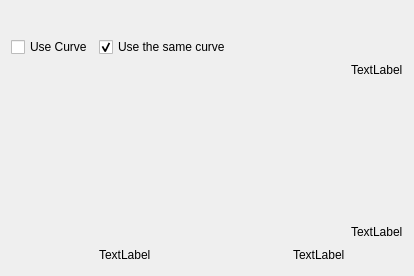
The window that krita/plugins/paintops/libpaintop/forms/wdgcurveoption.ui (KDE/calligra) describes before a commit, drawn with Qt 5.
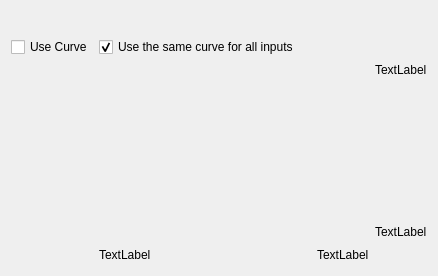
The same window after the commit. Custom widgets are drawn as their Qt base class.

Commit message: Clarify the meaning of "use the same curve" checkbox

The edit to the form file:
```diff
--- a/krita/plugins/paintops/libpaintop/forms/wdgcurveoption.ui
+++ b/krita/plugins/paintops/libpaintop/forms/wdgcurveoption.ui
@@ -130,7 +130,7 @@
    <item row="2" column="1">
     <widget class="QCheckBox" name="checkBoxUseSameCurve">
      <property name="text">
-      <string>Use the same curve</string>
+      <string>Use the same curve for all inputs</string>
      </property>
      <property name="checked">
       <bool>true</bool>
```
Left out of the diff: 6 changed lines with no effect on the pictures.
